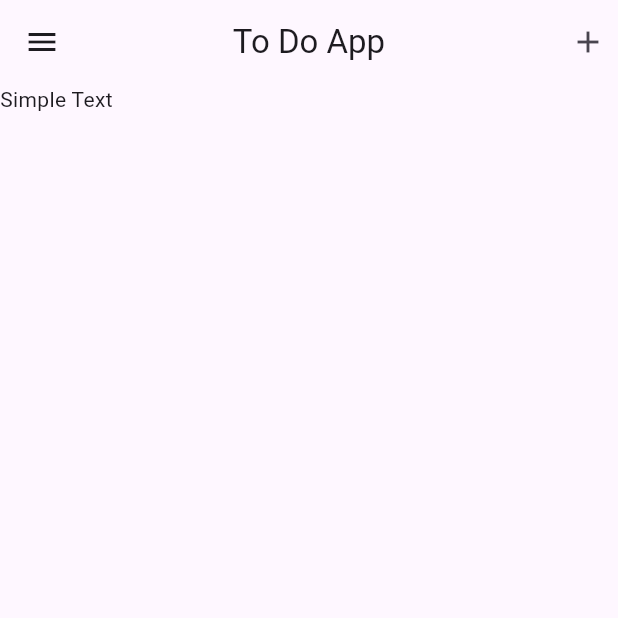
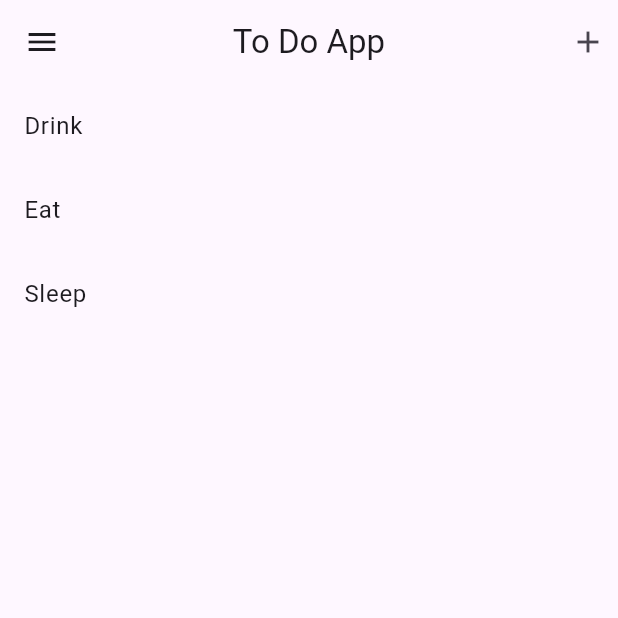
Before and after one commit to wandi1209/to-do-app, a Flutter app: the screen it shows after launch, on a phone screen of 412 x 824 dp, the top half of it. Run offline on Flutter 3.47's test engine with Material 3 defaults, Android fonts, the phone set to English and light mode, and no system bars.

Commit message:
create list view of to do list in main widget

```diff
--- a/lib/main_widget.dart
+++ b/lib/main_widget.dart
@@ -10,7 +10,7 @@ class Mainwidget extends StatefulWidget {
 
 class _MainwidgetState extends State<Mainwidget> {
   String text = "Simple Text";
-
+  List<String> todoList = ["Drink", "Eat", "Sleep"];
   void changeText({required String todoText}) {
     setState(() {
       text = todoText;
@@ -54,9 +54,14 @@ class _MainwidgetState extends State<Mainwidget> {
           ),
         ],
       ),
-      body: Container(
-        child: Text(text),
-      ),
+      body: ListView.builder(
+          itemCount: todoList.length,
+          itemBuilder: (context, index) {
+            return ListTile(
+              onTap: () {},
+              title: Text(todoList[index]),
+            );
+          }),
     );
   }
 }
```
